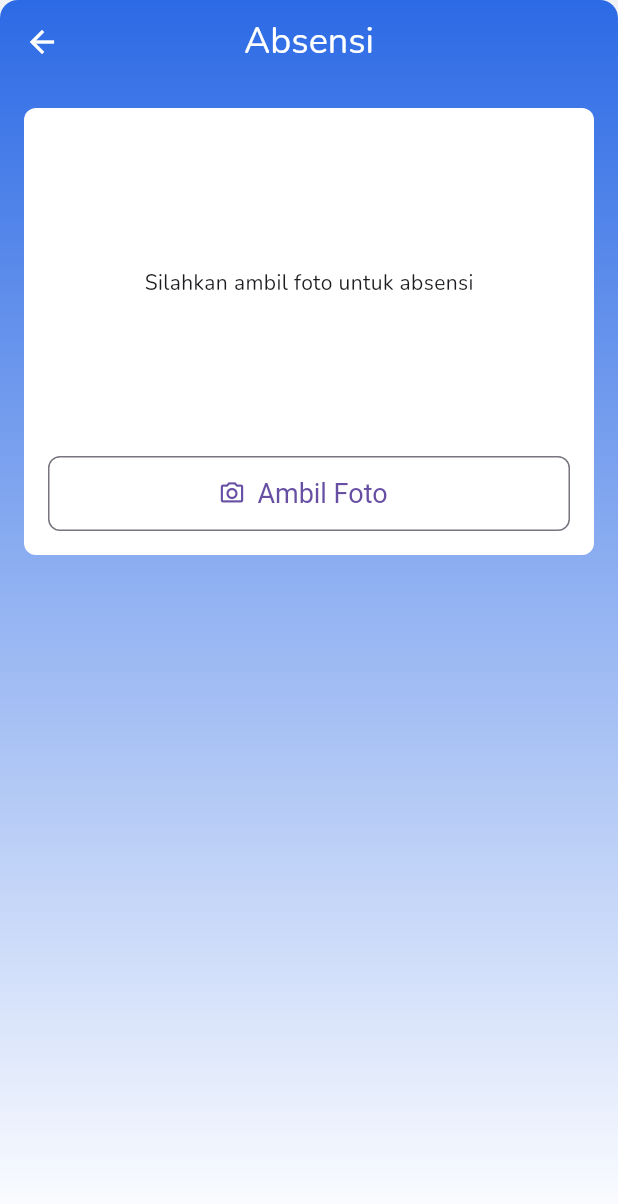
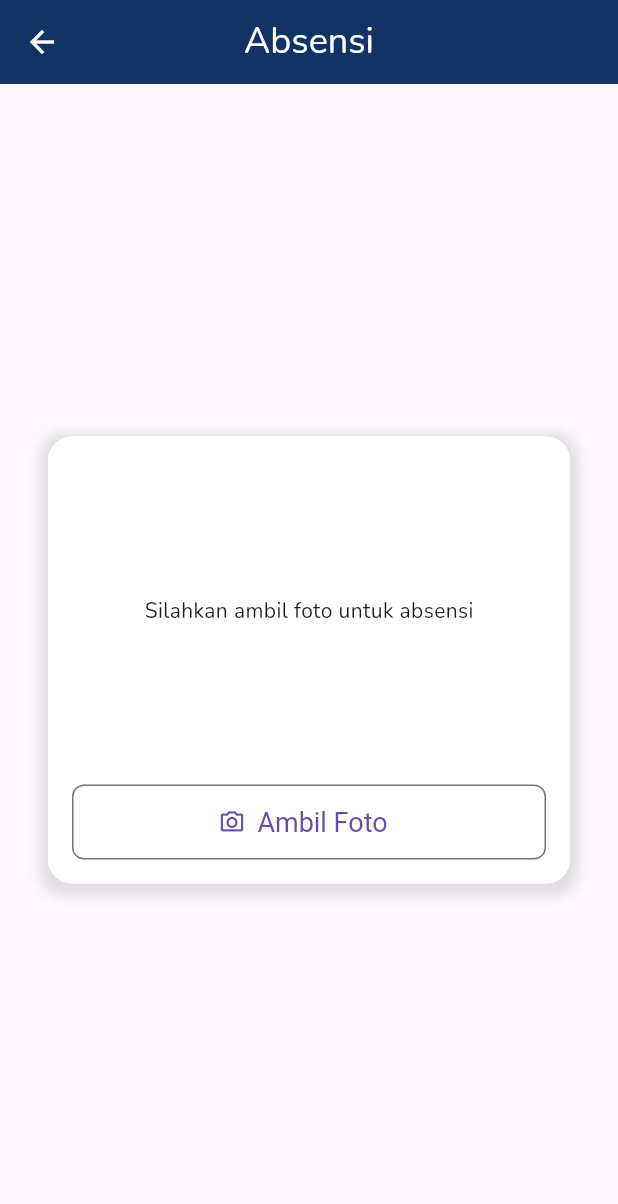
Before and after one commit to chabibnr/android-sidnet, a Flutter app: the AbsensiAddScreen screen opened directly with empty values, on a phone screen of 412 x 824 dp. Shown: the top 1204 px of the screen. Run offline on Flutter 3.47's test engine with Material 3 defaults, Android fonts, the phone set to English and light mode, and no system bars; our stand-ins replace another_flushbar, bloc, camera, chopper, equatable, flutter_bloc and 10 more; missing offline and left inert: form_builder_file_picker, month_year_picker; generated files the repository leaves out were written again.

Commit message:
update UI

```diff
--- a/lib/config/color_config.dart
+++ b/lib/config/color_config.dart
@@ -8,7 +8,7 @@ class ColorConfig {
   static Color blueButton = const Color(0xFF30AEE4);
   static Color blueButtonDisabled = const Color(0xFFA6E4FF);
   static Color backgroundPrimary = const Color(0xFF0C325F);
-  static Color primary = const Color(0xFF2C6AE5);
+  static Color primary = const Color(0xFF0C325F);
   static Color primaryDark = const Color(0xffd6652d);
   static Color primaryLight = const Color(0xfff99233);
   static Color backgroundRed = const Color(0xFFFB4E4E);
--- a/lib/main.dart
+++ b/lib/main.dart
@@ -86,7 +86,7 @@ class MyApp extends StatelessWidget {
               //   colors: [ColorSchema.titleTextColor, Colors.white],
               // ),
               // borderRadius: BorderRadius.only(topLeft: Radius.circular(12), topRight: Radius.circular(12)),
-              color: Color(0xffF0F2F5),
+              color: Color(0xffF8F8F8),
             ),
             child: child!,
           ),
--- a/lib/modules/absensi/screen/absensi_add_screen.dart
+++ b/lib/modules/absensi/screen/absensi_add_screen.dart
@@ -152,14 +152,29 @@ class AbsensiAddScreen extends StatelessWidget {
                 appBar: AppBar(
                   title: const Text("Absensi"),
                 ),
-                body: Container(
-                  margin: const EdgeInsets.all(16),
+                body: Center(
+                  child: Container(
+                    margin: const EdgeInsets.symmetric(horizontal: 32),
+                    decoration: BoxDecoration(
+                      borderRadius: BorderRadius.all(
+                        Radius.circular(16),
+                      ),
+                      color: Colors.white,
+                      boxShadow: [
+                        BoxShadow(
+                          color: Colors.grey.withOpacity(0.3),
+                          spreadRadius: 5,
+                          blurRadius: 7,
+                          offset: Offset(0, 3), // changes position of shadow
+                        ),
+                      ],
+                    ),
                     child: Container(
                       padding: const EdgeInsets.all(16),
                       decoration: const BoxDecoration(
                         color: Colors.white,
                         borderRadius: BorderRadius.all(
-                        Radius.circular(8),
+                          Radius.circular(16),
                         ),
                       ),
                       child: Column(
@@ -195,6 +210,7 @@ class AbsensiAddScreen extends StatelessWidget {
                             ),
                           ),
                         ],
+                      ),
                     ),
                   ),
                 ),
@@ -370,11 +386,19 @@ class _AbsensiAddScreenState extends State<AbsensixAddScreen> {
                   margin: const EdgeInsets.all(16),
                   child: Container(
                     padding: const EdgeInsets.all(16),
-                    decoration: const BoxDecoration(
+                    decoration: BoxDecoration(
                       color: Colors.white,
                       borderRadius: BorderRadius.all(
                         Radius.circular(8),
                       ),
+                      boxShadow: [
+                        BoxShadow(
+                          color: Colors.grey.withOpacity(0.3),
+                          spreadRadius: 5,
+                          blurRadius: 7,
+                          offset: Offset(0, 3), // changes position of shadow
+                        ),
+                      ],
                     ),
                     child: Column(
                       mainAxisSize: MainAxisSize.min,
@@ -387,8 +411,8 @@ class _AbsensiAddScreenState extends State<AbsensixAddScreen> {
                         if (photo == null)
                           Container(
                             height: 200,
-                            child: Center(
-                              child: Text("Silahkan ambil foto untuk absensi"),
+                            child: const Center(
+                              child: Text("Silahkan ambil foto untuk absensis"),
                             ),
                           ),
                         Container(
--- a/lib/modules/main/screen/header_section.dart
+++ b/lib/modules/main/screen/header_section.dart
@@ -56,7 +56,7 @@ class HeaderSection extends StatelessWidget {
                           Text(
                             state.auth.jabatan,
                             style: GoogleFonts.nunito(
-                              textStyle: const TextStyle(color: Colors.white, fontSize: 12),
+                              textStyle: const TextStyle(color: Colors.grey, fontSize: 12),
                             ),
                           )
                         ],
--- a/lib/utils/contstants.dart
+++ b/lib/utils/contstants.dart
@@ -1,7 +1,7 @@
 import 'package:flutter/material.dart';
 
 class ColorSchema {
-  static const Color primaryColor = Color(0xFF2C6AE5);
+  static const Color primaryColor = Color(0xFF0C325F);
   static const Color titleTextColor = Color(0xFF353537);
   static const Color subTitleTextColor = Color(0xFFADADB1);
 }
```
Also changed, not shown: lib/config/app_theme.dart (+4 -3 lines), lib/modules/absensi/screen/absensi_load_screen.dart (+2 -13 lines), lib/modules/absensi/screen/absensi_widget_screen.dart (+9 -1 lines), lib/modules/absensi/screen/item.dart (+38 -31 lines), lib/modules/gaji/screen/gaji_load_screen.dart (+2 -12 lines), lib/modules/gaji/screen/item.dart (+12 -8 lines), lib/modules/main/screen/service_section.dart (+13 -2 lines). Lines whose indentation alone changed are shown as unchanged.
